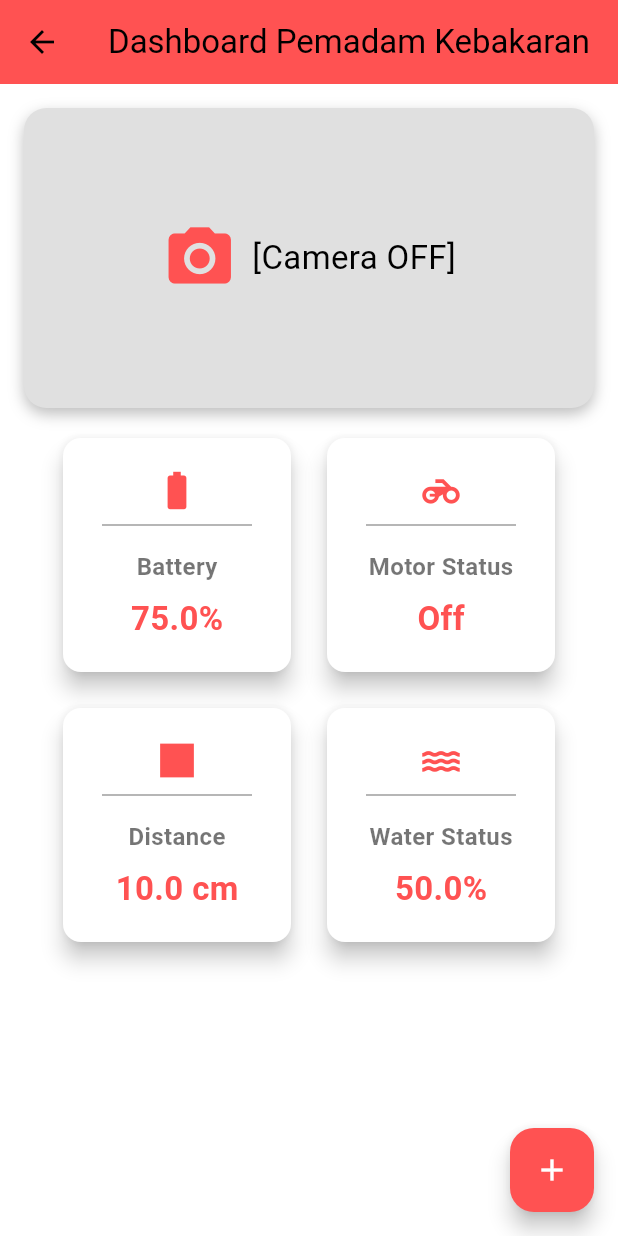
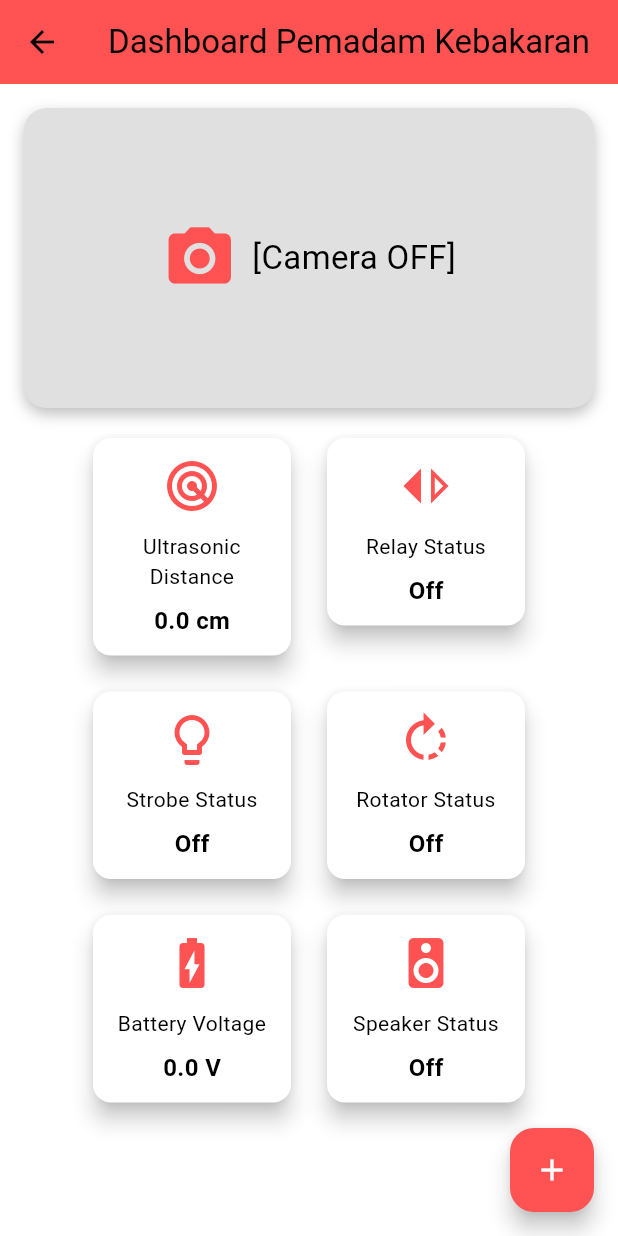
Before and after one commit to BudiAmin/Project-Mobile-IOT, a Flutter app: the HomeScreen screen opened by its route, after a tap on the "add" icon, on a phone screen of 412 x 824 dp. Run offline on Flutter 3.47's test engine with Material 3 defaults, Android fonts, the phone set to English and light mode, and no system bars; our stand-ins replace fluttertoast, shared_preferences, syncfusion_flutter_charts; missing offline and left inert: mqtt_client; accounts and stored records are empty.

Commit message:
Add MQTT client integration and update sensor model

```diff
--- a/lib/models/sensor_model.dart
+++ b/lib/models/sensor_model.dart
@@ -1,25 +1,41 @@
 class SensorData {
-  final double distance;
-  final String direction;
-  final DateTime timestamp;
+  final double ultrasonicDistance;
+  final String relayStatus;
+  final String strobeStatus;
+  final String rotatorStatus;
+  final double batteryVoltage;
+  final String speakerStatus;
 
-  SensorData({required this.distance, required this.direction, required this.timestamp});
+  SensorData({
+    required this.ultrasonicDistance,
+    required this.relayStatus,
+    required this.strobeStatus,
+    required this.rotatorStatus,
+    required this.batteryVoltage,
+    required this.speakerStatus,
+  });
 
-  // Factory method untuk konversi dari JSON ke objek SensorData
+  // Fungsi untuk membuat objek SensorData dari JSON
   factory SensorData.fromJson(Map<String, dynamic> json) {
     return SensorData(
-      distance: json['distance'],
-      direction: json['direction'],
-      timestamp: DateTime.parse(json['timestamp']),
+      ultrasonicDistance: json['ultrasonic_distance'].toDouble(),
+      relayStatus: json['relay_status'],
+      strobeStatus: json['strobe_status'],
+      rotatorStatus: json['rotator_status'],
+      batteryVoltage: json['battery_voltage'].toDouble(),
+      speakerStatus: json['speaker_status'],
     );
   }
 
-  // Metode untuk konversi objek SensorData ke JSON
+  // Fungsi untuk mengubah objek SensorData menjadi JSON
   Map<String, dynamic> toJson() {
     return {
-      'distance': distance,
-      'direction': direction,
-      'timestamp': timestamp.toIso8601String(),
+      'ultrasonic_distance': ultrasonicDistance,
+      'relay_status': relayStatus,
+      'strobe_status': strobeStatus,
+      'rotator_status': rotatorStatus,
+      'battery_voltage': batteryVoltage,
+      'speaker_status': speakerStatus,
     };
   }
 }
--- a/lib/screens/home_screen.dart
+++ b/lib/screens/home_screen.dart
@@ -1,7 +1,9 @@
+import 'package:aplikasi_iot/models/sensor_model.dart';
 import 'package:flutter/material.dart';
 import 'package:provider/provider.dart';
 import '../themes/theme_model.dart';
 import 'detail_screen.dart';
+import '../services/mqtt_service.dart';
 
 class HomeScreen extends StatefulWidget {
   @override
@@ -10,10 +12,39 @@ class HomeScreen extends StatefulWidget {
 
 class _HomeScreenState extends State<HomeScreen> {
   bool _isCameraOn = false;
-  double _batteryStatus = 75.0;
-  String _motorStatus = 'Off';
-  double _distance = 10.0;
-  double _waterStatus = 50.0;
+  SensorData _sensorData = SensorData(
+    ultrasonicDistance: 0.0,
+    relayStatus: 'Off',
+    strobeStatus: 'Off',
+    rotatorStatus: 'Off',
+    batteryVoltage: 0.0,
+    speakerStatus: 'Off',
+  );
+
+  late MqttService mqttService;
+
+  @override
+  void initState() {
+    super.initState();
+
+    // Inisialisasi mqttService dengan callback onDataReceived
+    mqttService = MqttService(
+      onDataReceived: (SensorData sensorData) {
+        setState(() {
+          _sensorData = sensorData;
+        });
+      },
+    );
+
+    // Menghubungkan ke broker MQTT
+    mqttService.connect();
+  }
+
+  @override
+  void dispose() {
+    mqttService.disconnect();
+    super.dispose();
+  }
 
   void _toggleCamera() {
     setState(() {
@@ -84,32 +115,45 @@ class _HomeScreenState extends State<HomeScreen> {
               ),
             ),
             SizedBox(height: 16),
+            // Sensor Grid
             Wrap(
               spacing: 16.0,
               runSpacing: 16.0,
               children: [
                 InfoCard(
-                  title: 'Battery',
-                  value: '$_batteryStatus%',
-                  icon: Icons.battery_full,
+                  title: 'Ultrasonic Distance',
+                  value: '${_sensorData.ultrasonicDistance} cm',
+                  icon: Icons.radar,
                   isDark: themeProvider.isDark,
                 ),
                 InfoCard(
-                  title: 'Motor Status',
-                  value: _motorStatus,
-                  icon: Icons.motorcycle,
+                  title: 'Relay Status',
+                  value: _sensorData.relayStatus,
+                  icon: Icons.switch_right,
                   isDark: themeProvider.isDark,
                 ),
                 InfoCard(
-                  title: 'Distance',
-                  value: '$_distance cm',
-                  icon: Icons.square,
+                  title: 'Strobe Status',
+                  value: _sensorData.strobeStatus,
+                  icon: Icons.lightbulb_outline,
                   isDark: themeProvider.isDark,
                 ),
                 InfoCard(
-                  title: 'Water Status',
-                  value: '$_waterStatus%',
-                  icon: Icons.water,
+                  title: 'Rotator Status',
+                  value: _sensorData.rotatorStatus,
+                  icon: Icons.rotate_right,
+                  isDark: themeProvider.isDark,
+                ),
+                InfoCard(
+                  title: 'Battery Voltage',
+                  value: '${_sensorData.batteryVoltage} V',
+                  icon: Icons.battery_charging_full,
+                  isDark: themeProvider.isDark,
+                ),
+                InfoCard(
+                  title: 'Speaker Status',
+                  value: _sensorData.speakerStatus,
+                  icon: Icons.speaker,
                   isDark: themeProvider.isDark,
                 ),
               ],
@@ -118,7 +162,13 @@ class _HomeScreenState extends State<HomeScreen> {
         ),
       ),
       floatingActionButton: FloatingActionButton(
-        onPressed: () {},
+        onPressed: () {
+          // Mengirim data yang sesuai dengan format Map<String, dynamic>
+          mqttService.publishMessage({
+            'message': 'Sensor Data Updated',
+            'timestamp': DateTime.now().toString(),
+          });
+        },
         backgroundColor: Colors.redAccent,
         child: Icon(Icons.add),
       ),
@@ -155,7 +205,7 @@ class InfoCard extends StatelessWidget {
         );
       },
       child: Container(
-        width: 160,
+        width: 140,
         child: Card(
           elevation: 6,
           shape: RoundedRectangleBorder(
@@ -163,33 +213,27 @@ class InfoCard extends StatelessWidget {
           ),
           color: isDark ? Colors.grey.shade800 : Colors.white,
           child: Padding(
-            padding: const EdgeInsets.symmetric(vertical: 20, horizontal: 16),
+            padding: const EdgeInsets.symmetric(vertical: 12, horizontal: 10),
             child: Column(
-              mainAxisAlignment: MainAxisAlignment.center,
+              mainAxisSize: MainAxisSize.min,
               children: [
-                Icon(icon, size: 30, color: Colors.redAccent),
-                Divider(
-                  color: Colors.grey,
-                  thickness: 1,
-                  indent: 10,
-                  endIndent: 10,
-                ),
-                SizedBox(height: 8),
+                Icon(icon, size: 40, color: Colors.redAccent),
+                SizedBox(height: 10),
                 Text(
                   title,
+                  textAlign: TextAlign.center,
                   style: TextStyle(
-                    fontSize: 16,
-                    fontWeight: FontWeight.bold,
-                    color: isDark ? Colors.white : Colors.black54,
+                    fontSize: 14,
+                    color: isDark ? Colors.white : Colors.black,
                   ),
                 ),
                 SizedBox(height: 8),
                 Text(
                   value,
                   style: TextStyle(
-                    fontSize: 22,
-                    color: Colors.redAccent,
-                    fontWeight: FontWeight.w600,
+                    fontSize: 16,
+                    fontWeight: FontWeight.bold,
+                    color: isDark ? Colors.white : Colors.black,
                   ),
                 ),
               ],
--- /dev/null
+++ b/lib/services/mqtt_service.dart
@@ -0,0 +1,111 @@
+import 'package:aplikasi_iot/models/sensor_model.dart'; // Pastikan model ini ada dan benar
+import 'package:mqtt_client/mqtt_client.dart' as mqtt;
+import 'package:mqtt_client/mqtt_server_client.dart' as mqtt;
+import 'dart:convert';
+
+class MqttService {
+  late mqtt.MqttServerClient client;
+  final String broker = 'test.mosquitto.org'; // Broker MQTT
+  final int port = 1883; // Port koneksi MQTT tanpa TLS
+  final String topic = 'sensor/ff'; // Topik MQTT
+  final String clientId =
+      'HydroponicTestClient_${DateTime.now().millisecondsSinceEpoch}';
+  final Function(SensorData) onDataReceived;
+
+  MqttService({required this.onDataReceived});
+
+  /// Fungsi untuk menghubungkan ke broker MQTT
+  Future<void> connect() async {
+    client = mqtt.MqttServerClient(broker, clientId)
+      ..port = port
+      ..keepAlivePeriod = 90 // Keep-alive interval
+      ..autoReconnect = true // Aktifkan auto reconnect
+      ..resubscribeOnAutoReconnect = true // Resubscribe setelah reconnect
+      ..logging(on: false); // Nonaktifkan logging (aktifkan saat debugging)
+
+    // Pesan koneksi MQTT
+    final mqtt.MqttConnectMessage connMess = mqtt.MqttConnectMessage()
+        .withClientIdentifier(clientId)
+        .startClean() // Membersihkan sesi sebelumnya
+        .withWillTopic('$topic/disconnect') // Pesan jika koneksi mati
+        .withWillMessage('Client disconnected')
+        .withWillQos(mqtt.MqttQos.atLeastOnce);
+
+    client.connectionMessage = connMess;
+
+    try {
+      print('Mencoba menghubungkan ke broker MQTT...');
+      await client.connect();
+
+      // Periksa status koneksi
+      if (client.connectionStatus?.state ==
+          mqtt.MqttConnectionState.connected) {
+        print('Berhasil terhubung ke broker MQTT');
+        subscribeToTopic(); // Subscribe setelah koneksi berhasil
+      } else {
+        print(
+            'Gagal terhubung ke broker, status: ${client.connectionStatus?.state}');
+        client.disconnect();
+      }
+    } catch (e) {
+      print('Kesalahan saat menghubungkan ke broker MQTT: $e');
+      client.disconnect();
+    }
+  }
+
+  /// Fungsi untuk subscribe ke topik MQTT
+  void subscribeToTopic() {
+    try {
+      client.subscribe(topic, mqtt.MqttQos.atLeastOnce);
+      print('Berhasil subscribe ke topik: $topic');
+      listenToMessages();
+    } catch (e) {
+      print('Gagal subscribe ke topik: $e');
+    }
+  }
+
+  /// Fungsi untuk mendengarkan pesan MQTT
+  void listenToMessages() {
+    client.updates
+        ?.listen((List<mqtt.MqttReceivedMessage<mqtt.MqttMessage>> event) {
+      try {
+        final mqtt.MqttPublishMessage message =
+            event[0].payload as mqtt.MqttPublishMessage;
+        final String payload = mqtt.MqttPublishPayload.bytesToStringAsString(
+            message.payload.message);
+        print('Pesan diterima: $payload');
+
+        // Konversi JSON menjadi objek SensorData
+        final sensorData = SensorData.fromJson(jsonDecode(payload));
+        onDataReceived(sensorData); // Kirim data ke UI atau handler lain
+      } catch (e) {
+        print('Kesalahan saat memproses pesan: $e');
+      }
+    });
+  }
+
+  /// Fungsi untuk mengirim pesan ke broker MQTT
+  void publishMessage(Map<String, dynamic> message) {
+    final String payload = jsonEncode(message);
+    final mqtt.MqttClientPayloadBuilder builder =
+        mqtt.MqttClientPayloadBuilder();
+    builder.addString(payload);
+
+    try {
+      client.publishMessage(topic, mqtt.MqttQos.atLeastOnce, builder.payload!);
+      print('Pesan berhasil dikirim: $payload');
+    } catch (e) {
+      print('Gagal mengirim pesan: $e');
+    }
+  }
+
+  /// Fungsi untuk menutup koneksi MQTT
+  void disconnect() {
+    try {
+      client.disconnect();
+      print('Koneksi ke broker MQTT telah ditutup.');
+    } catch (e) {
+      print('Kesalahan saat menutup koneksi: $e');
+    }
+  }
+}
--- a/pubspec.yaml
+++ b/pubspec.yaml
@@ -16,6 +16,8 @@ dependencies:
   provider: ^6.0.5
   cupertino_icons: ^1.0.6
   syncfusion_flutter_charts: ^20.2.46 # Menambahkan dependensi Syncfusion
+  mqtt_client: ^9.0.0
+  # web_socket_channel: ^2.1.0
 
 dev_dependencies:
   flutter_test:
```
Also changed, not shown: pubspec.lock.
